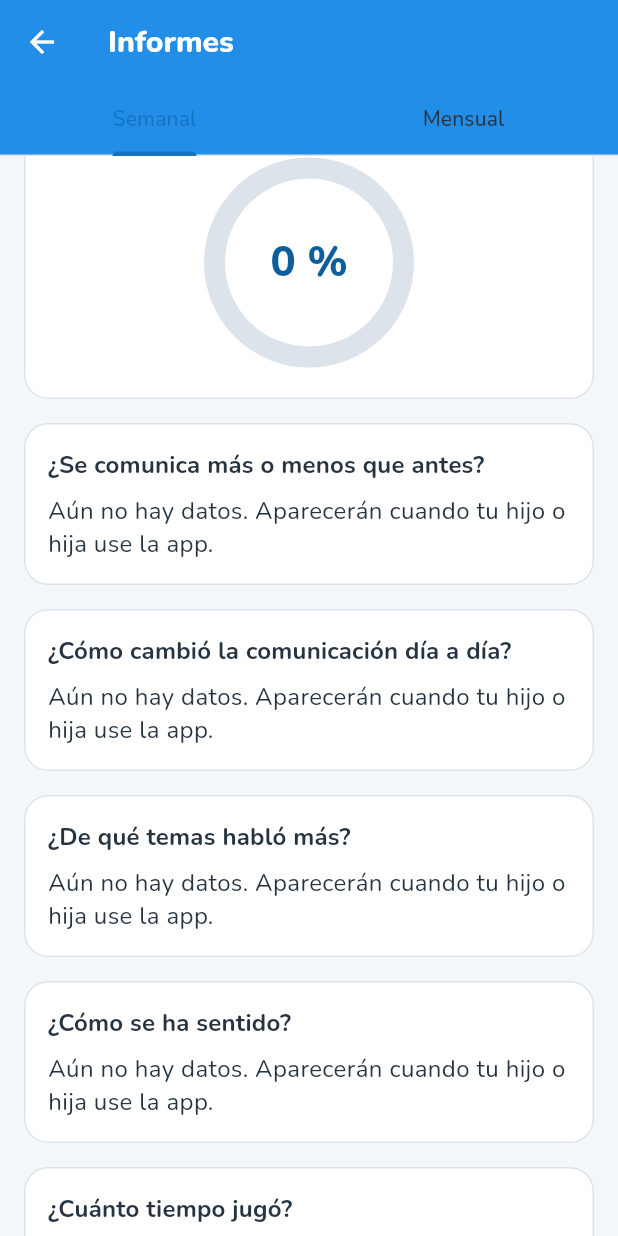
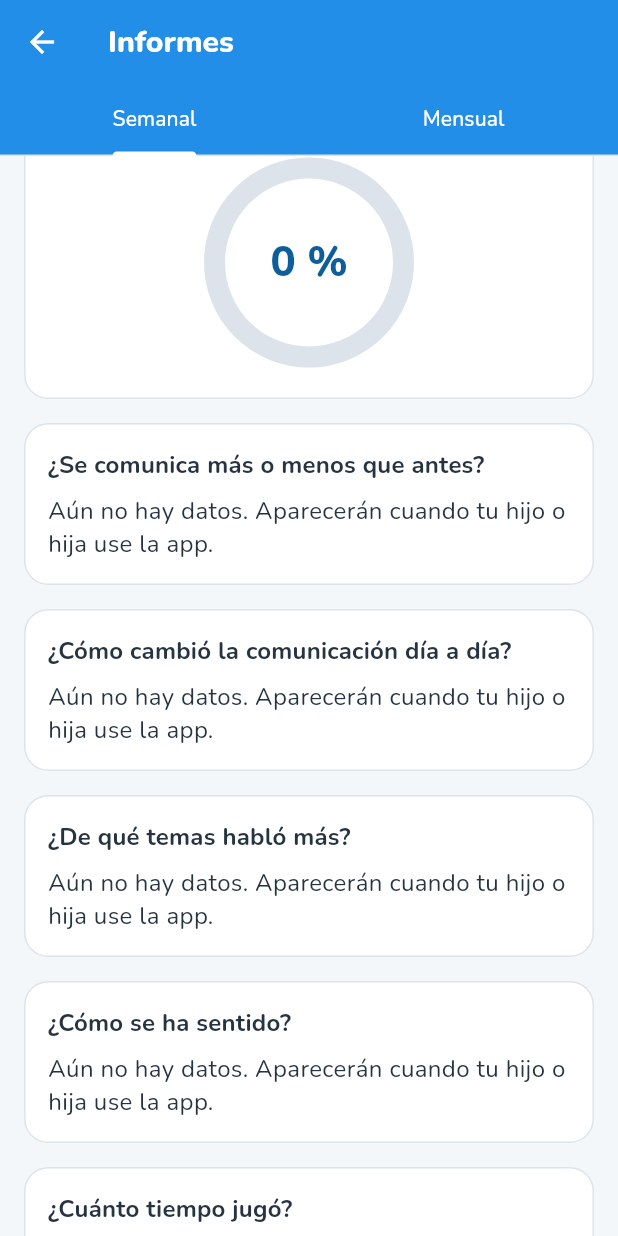
Before and after one commit to LimitCodev/BlueTalk, a Flutter app: the InformesScreen screen opened directly, scrolled down 576 dp, on a phone screen of 412 x 824 dp. Run offline on Flutter 3.47's test engine with Material 3 defaults, Android fonts, the phone set to English and light mode, and no system bars; our stand-ins replace flutter_local_notifications, flutter_riverpod, flutter_secure_storage, flutter_svg, flutter_timezone, flutter_tts and 4 more; missing offline and left inert: cryptography; accounts and stored records are empty; project files that could hold a hidden picture were left out.

Commit message:
FIX: las pestanas de Informes se leen sobre la barra de color

```diff
--- a/lib/features/padre/informes/informes_screen.dart
+++ b/lib/features/padre/informes/informes_screen.dart
@@ -1,4 +1,6 @@
 import 'package:flutter/material.dart';
+
+import '../../../core/theme/app_colors.dart';
 
 import 'informe_modelo.dart';
 import 'informe_vista.dart';
@@ -15,8 +17,13 @@ class InformesScreen extends StatelessWidget {
       child: Scaffold(
         appBar: AppBar(
           title: const Text('Informes'),
-          bottom: const TabBar(
-            tabs: [Tab(text: 'Semanal'), Tab(text: 'Mensual')],
+          // Sobre la barra de color: los tonos por defecto (primary) no se
+          // leían en ningún tema.
+          bottom: TabBar(
+            labelColor: context.colores.onHeader,
+            unselectedLabelColor: context.colores.onHeader,
+            indicatorColor: context.colores.onHeader,
+            tabs: const [Tab(text: 'Semanal'), Tab(text: 'Mensual')],
           ),
         ),
         body: const TabBarView(
```
Also changed, not shown: 1 other file.
